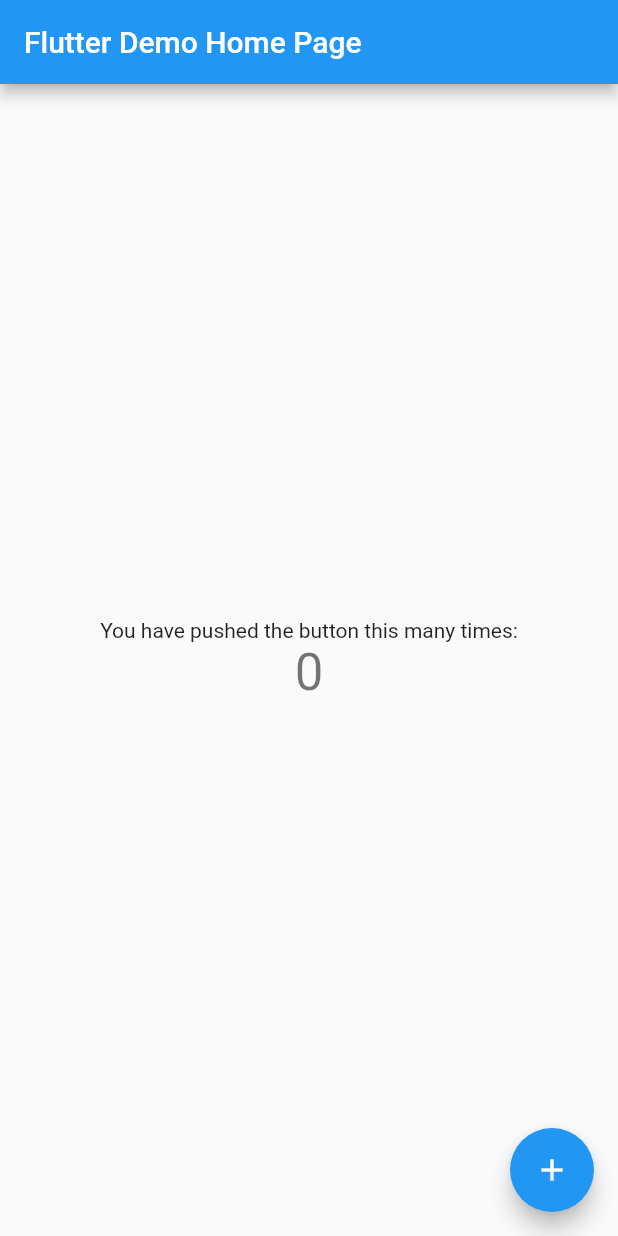
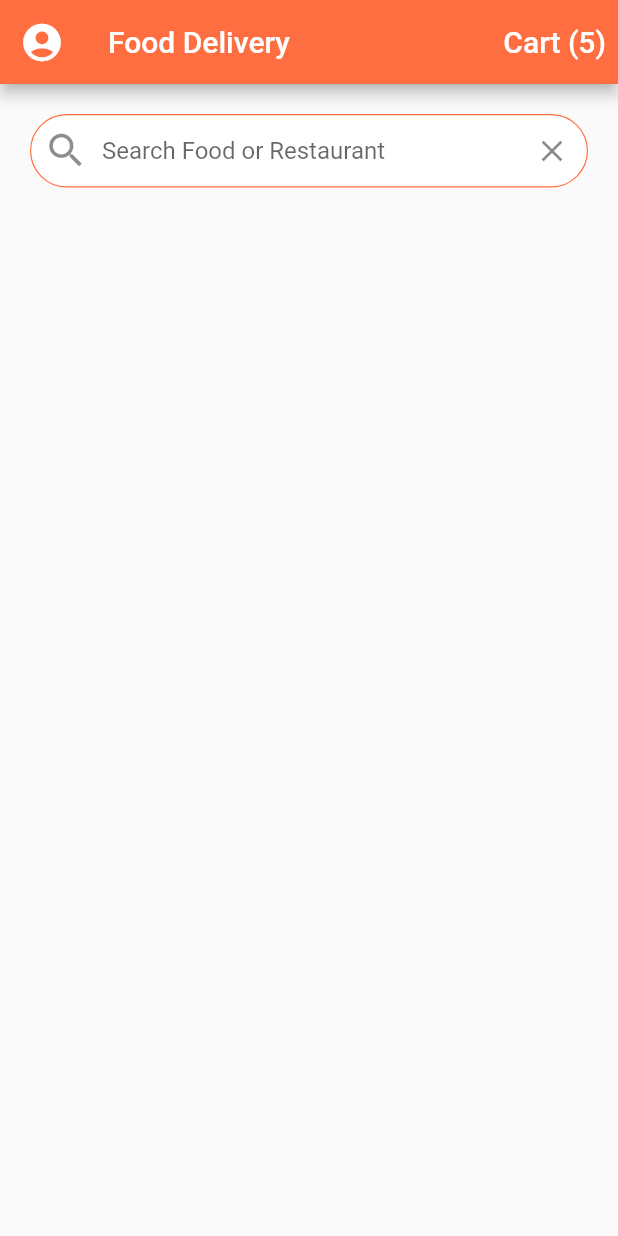
Before and after one commit to eRuaro/delivery_app, a Flutter app: the screen it shows after launch, on a phone screen of 412 x 824 dp. Run offline on Flutter 3.47's test engine with Material 2 defaults, Android fonts, the phone set to English and light mode, and no system bars.

Commit message:
started homescreen, created appbar and searchbar

```diff
--- a/lib/main.dart
+++ b/lib/main.dart
@@ -1,4 +1,5 @@
 import 'package:flutter/material.dart';
+import 'screens/home_screen.dart';
 
 void main() {
   runApp(MyApp());
@@ -9,72 +10,13 @@ class MyApp extends StatelessWidget {
   @override
   Widget build(BuildContext context) {
     return MaterialApp(
-      title: 'Flutter Demo',
+      title: 'Flutter Food Delivery UI',
+      debugShowCheckedModeBanner: false,
       theme: ThemeData(
-        // This is the theme of your application.
-        //
-        // Try running your application with "flutter run". You'll see the
-        // application has a blue toolbar. Then, without quitting the app, try
-        // changing the primarySwatch below to Colors.green and then invoke
-        // "hot reload" (press "r" in the console where you ran "flutter run",
-        // or simply save your changes to "hot reload" in a Flutter IDE).
-        // Notice that the counter didn't reset back to zero; the application
-        // is not restarted.
-        primarySwatch: Colors.blue,
-        // This makes the visual density adapt to the platform that you run
-        // the app on. For desktop platforms, the controls will be smaller and
-        // closer together (more dense) than on mobile platforms.
-        visualDensity: VisualDensity.adaptivePlatformDensity,
+        scaffoldBackgroundColor: Colors.grey[50],
+        primaryColor: Colors.deepOrangeAccent,
       ),
-      home: MyHomePage(title: 'Flutter Demo Home Page'),
+      home: HomeScreen(),
     );
   }
 }
-
-class MyHomePage extends StatefulWidget {
-  MyHomePage({required this.title});
-
-  final String title;
-
-  @override
-  _MyHomePageState createState() => _MyHomePageState();
-}
-
-class _MyHomePageState extends State<MyHomePage> {
-  int _counter = 0;
-
-  void _incrementCounter() {
-    setState(() {
-      _counter++;
-    });
-  }
-
-  @override
-  Widget build(BuildContext context) {
-
-    return Scaffold(
-      appBar: AppBar(
-        title: Text(widget.title),
-      ),
-      body: Center(
-        child: Column(
-          mainAxisAlignment: MainAxisAlignment.center,
-          children: <Widget>[
-            Text(
-              'You have pushed the button this many times:',
-            ),
-            Text(
-              '$_counter',
-              style: Theme.of(context).textTheme.headline4,
-            ),
-          ],
-        ),
-      ),
-      floatingActionButton: FloatingActionButton(
-        onPressed: _incrementCounter,
-        tooltip: 'Increment',
-        child: Icon(Icons.add),
-      ),
-    );
-  }
-}
--- /dev/null
+++ b/lib/screens/home_screen.dart
@@ -0,0 +1,65 @@
+import 'package:flutter/material.dart';
+import 'package:delivery_app/data/data.dart';
+
+class HomeScreen extends StatefulWidget {
+  const HomeScreen({Key? key}) : super(key: key);
+  @override
+  _HomeScreenState createState() => _HomeScreenState();
+}
+
+class _HomeScreenState extends State<HomeScreen> {
+  @override
+  Widget build(BuildContext context) {
+    return Scaffold(
+      appBar: AppBar(
+        title: Text('Food Delivery'),
+        leading: IconButton(
+          onPressed: () {},
+          icon: Icon(Icons.account_circle),
+          iconSize: 30.0,
+        ),
+        actions: [
+          TextButton(
+            onPressed: (){},
+            child: Text(
+              'Cart (${currentUser.cart.length})',
+              style: TextStyle(
+                color: Colors.white,
+                fontSize: 20,
+              ),
+            ),
+          )
+        ],
+      ),
+      body: ListView(
+        children: [
+          Padding(
+            padding: const EdgeInsets.all(20.0),
+            child: TextField(
+              decoration: InputDecoration(
+                contentPadding: EdgeInsets.symmetric(vertical: 15.0),
+                fillColor: Colors.white,
+                filled: true,
+                border: OutlineInputBorder(
+                  borderRadius: BorderRadius.circular(30.0),
+                  borderSide: BorderSide(width: 0.8),
+                ),
+                enabledBorder: OutlineInputBorder(
+                  borderRadius: BorderRadius.circular(30.0),
+                  //sets border color to orange
+                  borderSide: BorderSide(width: 0.8, color: Theme.of(context).primaryColor),
+                ),
+                hintText: 'Search Food or Restaurant',
+                prefixIcon: Icon(Icons.search, size: 30.0,),
+                suffixIcon: IconButton(
+                  onPressed: (){},
+                  icon: Icon(Icons.clear),
+                ),
+              ),
+            ),
+          )
+        ],
+      ),
+    );
+  }
+}
```
